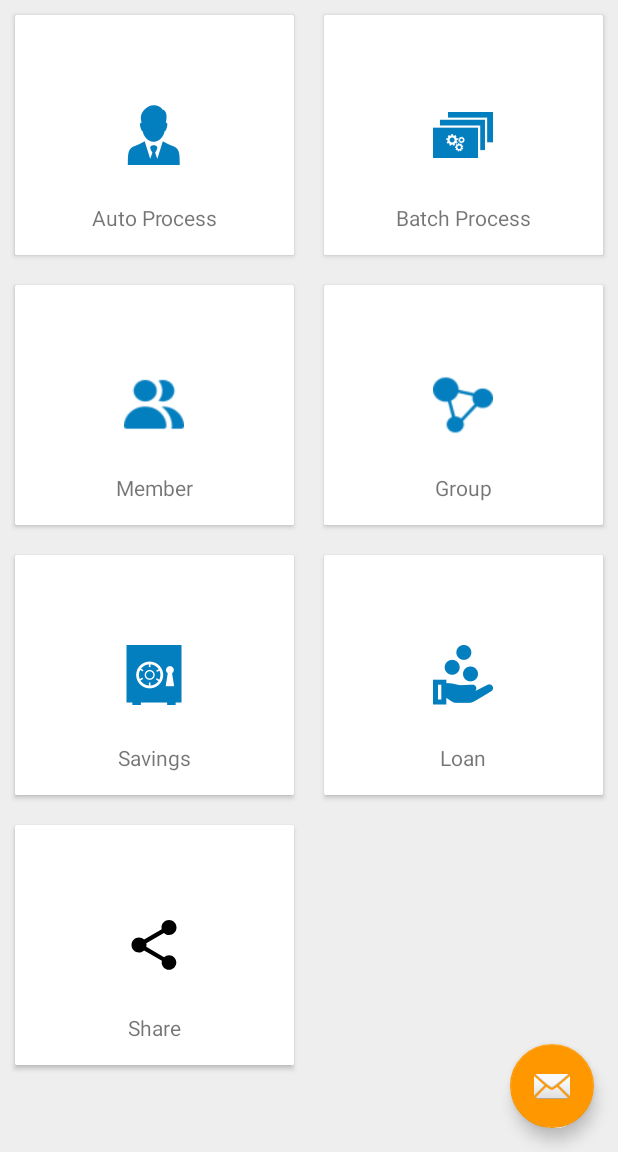
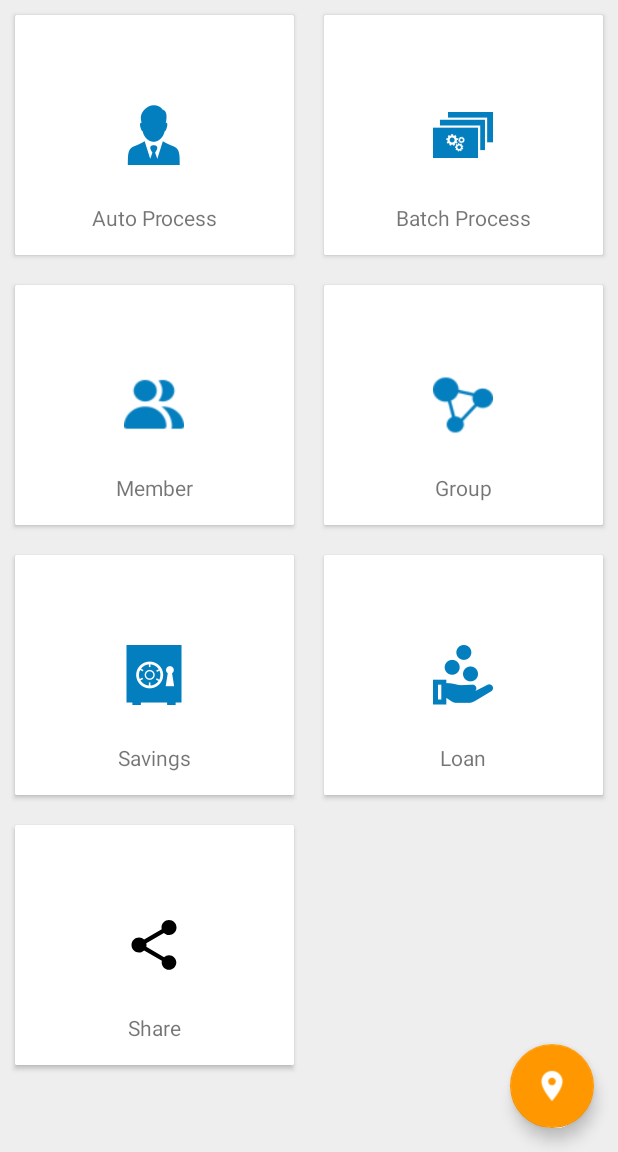
Before and after one commit to mehedi-iitdu/Co-op360, an Android app: the fragment FoProcessFragment placed in its activity, on a phone screen of 412 x 824 dp, the part 84-1236 px from its top. Run offline under Robolectric (Android 15) with nearby library versions, the phone set to English and light mode, and no system bars.

Commit message:
floating tab layout fixed

```diff
--- a/app/src/main/java/com/datasoft/co_op360/presentation/fieldofficer/ui/activities/FoGroupActivity.java
+++ b/app/src/main/java/com/datasoft/co_op360/presentation/fieldofficer/ui/activities/FoGroupActivity.java
@@ -84,7 +84,7 @@ public class FoGroupActivity extends AppCompatActivity implements FoGroupView {
     @Override
     public void onItemclick(Samity samity) {
 
-        startActivity(new Intent(this, AutoProcessMemberList.class));
+        /*startActivity(new Intent(this, AutoProcessMemberList.class));*/
 
     }
 }
--- a/app/src/main/res/layout/fo_activity_group.xml
+++ b/app/src/main/res/layout/fo_activity_group.xml
@@ -183,6 +183,6 @@
         android:layout_height="wrap_content"
         android:layout_gravity="bottom|end"
         android:layout_margin="@dimen/fab_margin"
-        app:srcCompat="@android:drawable/ic_dialog_email" />
+        app:srcCompat="@drawable/ic_add_circle_24px" />
 
 </android.support.design.widget.CoordinatorLayout>
--- a/app/src/main/res/layout/fo_app_bar_main.xml
+++ b/app/src/main/res/layout/fo_app_bar_main.xml
@@ -31,12 +31,4 @@
 
     <include layout="@layout/fo_content_main" />
 
-    <android.support.design.widget.FloatingActionButton
-        android:id="@+id/fab"
-        android:layout_width="wrap_content"
-        android:layout_height="wrap_content"
-        android:layout_gravity="bottom|end"
-        android:layout_margin="@dimen/fab_margin"
-        app:srcCompat="@android:drawable/ic_dialog_email" />
-
 </android.support.design.widget.CoordinatorLayout>
--- a/app/src/main/res/layout/fo_process_fragment.xml
+++ b/app/src/main/res/layout/fo_process_fragment.xml
@@ -1,5 +1,6 @@
 <?xml version="1.0" encoding="utf-8"?>
-<LinearLayout xmlns:android="http://schemas.android.com/apk/res/android"
+<RelativeLayout xmlns:android="http://schemas.android.com/apk/res/android"
+    xmlns:app="http://schemas.android.com/apk/res-auto"
     android:layout_width="match_parent"
     android:layout_height="match_parent">
 
@@ -9,4 +10,13 @@
         android:layout_height="match_parent"
         android:clipToPadding="false" />
 
-</LinearLayout>
+    <android.support.design.widget.FloatingActionButton
+        android:id="@+id/fab"
+        android:layout_width="wrap_content"
+        android:layout_height="wrap_content"
+        android:layout_alignParentBottom="true"
+        android:layout_alignParentRight="true"
+        android:layout_margin="@dimen/fab_margin"
+        android:src="@drawable/ic_location_on_white_24dp" />
+
+</RelativeLayout>
```
Also changed, not shown: app/src/main/res/layout/bm_app_bar_main.xml (+0 -8 lines), app/src/main/res/layout/fo_group_list_item.xml (+0 -35 lines), app/src/main/res/layout/mp_app_bar_main.xml (+0 -8 lines), app/src/main/res/drawable/ic_location_on_white_24dp.png (added).
